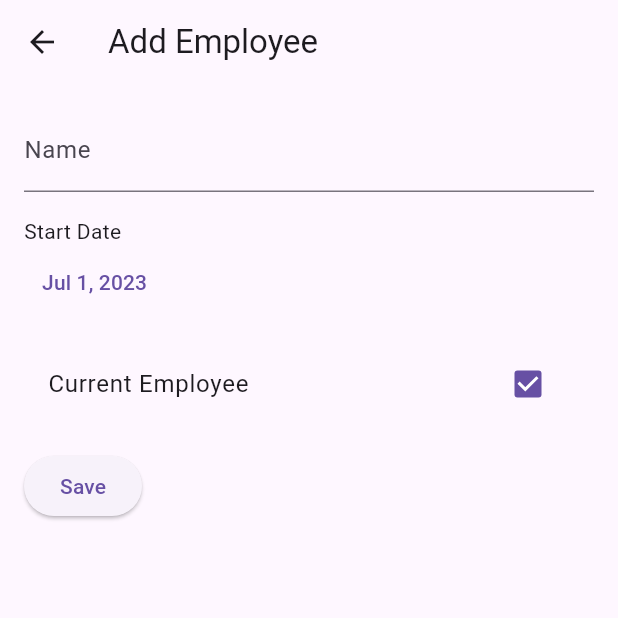
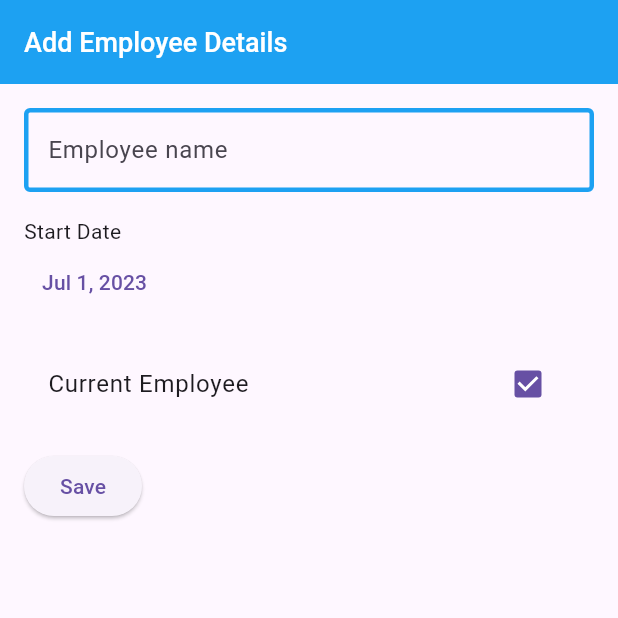
Before and after one commit to shalini-jeyra/real_innov, a Flutter app: the screen it shows after launch, after a tap on the "add" icon, on a phone screen of 412 x 824 dp, the top half of it. Run offline on Flutter 3.47's test engine with Material 2 defaults, Android fonts, the light colour scheme and no system bars; our stand-ins replace bloc, equatable, flutter_bloc, google_fonts, hive, hive_flutter; accounts and stored records are empty.

Commit message:
Add loadblocstate

```diff
--- /dev/null
+++ b/lib/bloc/employee_bloc.dart
@@ -0,0 +1,86 @@
+import 'package:bloc/bloc.dart';
+import 'package:equatable/equatable.dart';
+import 'package:meta/meta.dart';
+
+import '../models/employee.dart';
+import '../services/employee_service.dart';
+
+part 'employee_event.dart';
+part 'employee_state.dart';
+
+
+
+class EmployeeBloc extends Bloc<EmployeeEvent, EmployeeState> {
+  final EmployeeService database = EmployeeService();
+
+  EmployeeBloc() : super(EmployeeLoadingState()) {
+    on<LoadEmployeeEvent>(_mapLoadEmployeeEventToState);
+    on<AddEmployeeEvent>(_mapAddEmployeeEventToState);
+    on<UpdateEmployeeEvent>(_mapUpdateEmployeeEventToState);
+    on<DeleteEmployeeEvent>(_mapDeleteEmployeeEventToState);
+  }
+
+  Future<void> _mapLoadEmployeeEventToState(
+    LoadEmployeeEvent event,
+    Emitter<EmployeeState> emit,
+  ) async {
+    emit(EmployeeLoadingState());
+    try {
+      await database.open();
+      final employees = await database.getEmployees();
+      emit(EmployeeLoadedState(employees));
+    } catch (e) {
+      emit(EmployeeErrorState('Failed to load employees'));
+    }
+  }
+
+  Future<void> _mapAddEmployeeEventToState(
+    AddEmployeeEvent event,
+    Emitter<EmployeeState> emit,
+  ) async {
+    emit(EmployeeLoadingState());
+    try {
+
+      await database.addEmployee(event.employee);
+      final employees = await database.getEmployees();
+      print(employees);
+      emit(EmployeeLoadedState(employees));
+    } catch (e) {
+      emit(EmployeeErrorState('Failed to add employee'));
+    }
+  }
+
+  Future<void> _mapUpdateEmployeeEventToState(
+    UpdateEmployeeEvent event,
+    Emitter<EmployeeState> emit,
+  ) async {
+    emit(EmployeeLoadingState());
+    try {
+      await database.updateEmployee(event.employee);
+      final employees = await database.getEmployees();
+      emit(EmployeeLoadedState(employees));
+    } catch (e) {
+      emit(EmployeeErrorState('Failed to update employee'));
+    }
+  }
+
+  Future<void> _mapDeleteEmployeeEventToState(
+    DeleteEmployeeEvent event,
+    Emitter<EmployeeState> emit,
+  ) async {
+    emit(EmployeeLoadingState());
+    try {
+      await database.deleteEmployee(event.employee);
+      final employees = await database.getEmployees();
+      emit(EmployeeLoadedState(employees));
+    } catch (e) {
+      emit(EmployeeErrorState('Failed to delete employee'));
+    }
+  }
+
+  @override
+  Future<void> close() async {
+    await database.close();
+    super.close();
+  }
+}
--- /dev/null
+++ b/lib/bloc/employee_event.dart
@@ -0,0 +1,39 @@
+part of 'employee_bloc.dart';
+
+@immutable
+
+abstract class EmployeeEvent extends Equatable {
+  const EmployeeEvent();
+
+  @override
+  List<Object?> get props => [];
+}
+
+class LoadEmployeeEvent extends EmployeeEvent {}
+
+class AddEmployeeEvent extends EmployeeEvent {
+  final Employee employee;
+
+  AddEmployeeEvent(this.employee);
+
+  @override
+  List<Object?> get props => [employee];
+}
+
+class UpdateEmployeeEvent extends EmployeeEvent {
+  final Employee employee;
+
+  UpdateEmployeeEvent(this.employee);
+
+  @override
+  List<Object?> get props => [employee];
+}
+
+class DeleteEmployeeEvent extends EmployeeEvent {
+  final Employee employee;
+
+  DeleteEmployeeEvent(this.employee);
+
+  @override
+  List<Object?> get props => [employee];
+}
--- /dev/null
+++ b/lib/bloc/employee_state.dart
@@ -0,0 +1,30 @@
+part of 'employee_bloc.dart';
+
+@immutable
+
+abstract class EmployeeState extends Equatable {
+  const EmployeeState();
+
+  @override
+  List<Object?> get props => [];
+}
+
+class EmployeeLoadingState extends EmployeeState {}
+
+class EmployeeLoadedState extends EmployeeState {
+  final List<Employee> employees;
+
+  EmployeeLoadedState(this.employees);
+
+  @override
+  List<Object?> get props => [employees];
+}
+
+class EmployeeErrorState extends EmployeeState {
+  final String errorMessage;
+
+  EmployeeErrorState(this.errorMessage);
+
+  @override
+  List<Object?> get props => [errorMessage];
+}
--- a/lib/main.dart
+++ b/lib/main.dart
@@ -4,11 +4,14 @@ import 'package:real_innov/pages/pages.dart';
 import 'package:hive_flutter/hive_flutter.dart';
 import 'package:hive/hive.dart';
 
-import 'services/employee_bloc_service.dart';
+import 'bloc/employee_bloc.dart';
+import 'models/employee.dart';
 
-void main()async {
+void main() async {
   WidgetsFlutterBinding.ensureInitialized();
   await Hive.initFlutter();
+  Hive.registerAdapter(EmployeeAdapter());
+
   runApp(const MyApp());
 }
 
@@ -17,17 +20,14 @@ class MyApp extends StatelessWidget {
 
   @override
   Widget build(BuildContext context) {
-    return MaterialApp(
-      debugShowCheckedModeBanner: false,
-      theme: ThemeData(
-
-        useMaterial3: true,
-
-      ),
-      home: BlocProvider(
-      create: (context) => EmployeeBloc(), child: EmployeeListPage( ),
-      )
-
-    );
+    return BlocProvider(
+        create: (context) => EmployeeBloc(),
+        child: MaterialApp(
+          debugShowCheckedModeBanner: false,
+          theme: ThemeData(
+            useMaterial3: true,
+          ),
+          home: EmployeeListPage(),
+        ));
   }
 }
--- a/lib/pages/add_employee_details_page/add_employee_details_page.dart
+++ b/lib/pages/add_employee_details_page/add_employee_details_page.dart
@@ -1,9 +1,10 @@
 import 'package:flutter/material.dart';
 import 'package:flutter_bloc/flutter_bloc.dart';
 import 'package:intl/intl.dart';
+import 'package:real_innov/styles/styles.dart';
 
+import '../../bloc/employee_bloc.dart';
 import '../../models/employee.dart';
-import '../../services/employee_bloc_service.dart';
 
 class AddEmployeeDetailsPage extends StatefulWidget {
   @override
@@ -47,7 +48,12 @@ class _AddEmployeeDetailsPageState extends State<AddEmployeeDetailsPage> {
   @override
   Widget build(BuildContext context) {
     return Scaffold(
-      appBar: AppBar(title: Text('Add Employee')),
+      appBar: AppBar(backgroundColor: AppColor.secondaryColor,
+      automaticallyImplyLeading: false,
+        title: Text(
+          'Add Employee Details',
+          style: HeaderFonts.primaryText,
+        ),),
       body: Padding(
         padding: EdgeInsets.all(16),
         child: Form(
@@ -57,7 +63,10 @@ class _AddEmployeeDetailsPageState extends State<AddEmployeeDetailsPage> {
             children: [
               TextFormField(
                 controller: _nameController,
-                decoration: InputDecoration(labelText: 'Name'),
+                decoration: InputDecoration(enabledBorder: OutlineInputBorder( //<-- SEE HERE
+      borderSide: BorderSide(
+          width: 3, color: AppColor.secondaryColor),
+    ),labelText: 'Employee name'),
                 validator: (value) {
                   if (value == null || value.isEmpty) {
                     return 'Please enter a name';
--- a/lib/pages/employee_list_page/employee_list_page.dart
+++ b/lib/pages/employee_list_page/employee_list_page.dart
@@ -4,13 +4,30 @@ import 'package:intl/intl.dart';
 import 'package:real_innov/pages/pages.dart';
 import 'package:real_innov/styles/styles.dart';
 
-import '../../services/employee_bloc_service.dart';
+import '../../bloc/employee_bloc.dart';
 
-class EmployeeListPage extends StatelessWidget {
+class EmployeeListPage extends StatefulWidget {
   const EmployeeListPage({
     super.key,
   });
 
+  @override
+  State<EmployeeListPage> createState() => _EmployeeListPageState();
+}
+
+class _EmployeeListPageState extends State<EmployeeListPage> {
+  EmployeeBloc employeeBloc=EmployeeBloc();
+  @override
+  void initState() {
+    super.initState();
+    employeeBloc.add(LoadEmployeeEvent());
+
+  }
+    @override
+  void dispose() {
+    employeeBloc.close();
+    super.dispose();
+  }
   @override
   Widget build(BuildContext context) {
     return Scaffold(
@@ -22,13 +39,16 @@ class EmployeeListPage extends StatelessWidget {
         ),
       ),
       body: BlocBuilder<EmployeeBloc, EmployeeState>(
+        bloc: employeeBloc,
           builder: (context, state) {
+
             if (state is EmployeeLoadingState) {
               return Center(child: CircularProgressIndicator());
             } else if (state is EmployeeLoadedState) {
               final employees = state.employees;
+
               if (employees.isEmpty) {
-          return    Center(
+                return Center(
                   child: Image.asset(
                     'assets/not_found.png',
                   ),
@@ -61,8 +81,13 @@ class EmployeeListPage extends StatelessWidget {
         ),
         floatingActionButton: FloatingActionButton(
           backgroundColor: ButtonColor.primaryColor,
-        onPressed: (){
-          Navigator.push(context, MaterialPageRoute(builder: (BuildContext context)=>AddEmployeeDetailsPage()));
+          onPressed: () {
+            Navigator.push(
+              context,
+              MaterialPageRoute(
+                builder: (BuildContext context) => AddEmployeeDetailsPage(),
+              ),
+            );
           },
           tooltip: 'Add employee details',
           child: const Icon(
@@ -70,6 +95,8 @@ class EmployeeListPage extends StatelessWidget {
             color: IconColor.primaryColor,
           ),
         ),
+
+
     );
   }
 }
--- a/lib/services/employee_bloc_service.dart
+++ /dev/null
@@ -1,139 +0,0 @@
-
-import 'package:equatable/equatable.dart';
-import 'package:flutter_bloc/flutter_bloc.dart';
-import 'package:real_innov/services/employee_service.dart';
-
-import '../models/employee.dart';
-
-abstract class EmployeeEvent extends Equatable {
-  const EmployeeEvent();
-
-  @override
-  List<Object?> get props => [];
-}
-
-class LoadEmployeeEvent extends EmployeeEvent {}
-
-class AddEmployeeEvent extends EmployeeEvent {
-  final Employee employee;
-
-  AddEmployeeEvent(this.employee);
-
-  @override
-  List<Object?> get props => [employee];
-}
-
-class UpdateEmployeeEvent extends EmployeeEvent {
-  final Employee employee;
-
-  UpdateEmployeeEvent(this.employee);
-
-  @override
-  List<Object?> get props => [employee];
-}
-
-class DeleteEmployeeEvent extends EmployeeEvent {
-  final Employee employee;
-
-  DeleteEmployeeEvent(this.employee);
-
-  @override
-  List<Object?> get props => [employee];
-}
-
-abstract class EmployeeState extends Equatable {
-  const EmployeeState();
-
-  @override
-  List<Object?> get props => [];
-}
-
-class EmployeeLoadingState extends EmployeeState {}
-
-class EmployeeLoadedState extends EmployeeState {
-  final List<Employee> employees;
-
-  EmployeeLoadedState(this.employees);
-
-  @override
-  List<Object?> get props => [employees];
-}
-
-class EmployeeErrorState extends EmployeeState {
-  final String errorMessage;
-
-  EmployeeErrorState(this.errorMessage);
-
-  @override
-  List<Object?> get props => [errorMessage];
-}
-
-class EmployeeBloc extends Bloc<EmployeeEvent, EmployeeState> {
-  final EmployeeService database = EmployeeService();
-
-  EmployeeBloc() : super(EmployeeLoadingState()) {
-    add(LoadEmployeeEvent());
-  }
-
-  Stream<EmployeeState> mapEventToState(EmployeeEvent event) async* {
-    if (event is LoadEmployeeEvent) {
-      yield* _mapLoadEmployeeEventToState();
-    } else if (event is AddEmployeeEvent) {
-      yield* _mapAddEmployeeEventToState(event.employee);
-    } else if (event is UpdateEmployeeEvent) {
-      yield* _mapUpdateEmployeeEventToState(event.employee);
-    } else if (event is DeleteEmployeeEvent) {
-      yield* _mapDeleteEmployeeEventToState(event.employee);
-    }
-  }
-
-  Stream<EmployeeState> _mapLoadEmployeeEventToState() async* {
-    yield EmployeeLoadingState();
-    try {
-      await database.open();
-      final employees = await database.getEmployees();
-      yield EmployeeLoadedState(employees);
-    } catch (e) {
-      yield EmployeeErrorState('Failed to load employees');
-    }
-  }
-
-  Stream<EmployeeState> _mapAddEmployeeEventToState(Employee employee) async* {
-    yield EmployeeLoadingState();
-    try {
-      await database.addEmployee(employee);
-      final employees = await database.getEmployees();
-      yield EmployeeLoadedState(employees);
-    } catch (e) {
-      yield EmployeeErrorState('Failed to add employee');
-    }
-  }
-
-  Stream<EmployeeState> _mapUpdateEmployeeEventToState(Employee employee) async* {
-    yield EmployeeLoadingState();
-    try {
-      await database.updateEmployee(employee);
-      final employees = await database.getEmployees();
-      yield EmployeeLoadedState(employees);
-    } catch (e) {
-      yield EmployeeErrorState('Failed to update employee');
-    }
-  }
-
-  Stream<EmployeeState> _mapDeleteEmployeeEventToState(Employee employee) async* {
-    yield EmployeeLoadingState();
-    try {
-      await database.deleteEmployee(employee);
-      final employees = await database.getEmployees();
-      yield EmployeeLoadedState(employees);
-    } catch (e) {
-      yield EmployeeErrorState('Failed to delete employee');
-    }
-  }
-
-  @override
-  Future<void> close() async {
-    await database.close();
-    super.close();
-  }
-}
--- a/lib/services/employee_service.dart
+++ b/lib/services/employee_service.dart
@@ -19,6 +19,7 @@ class EmployeeService {
   }
 
   Future<void> addEmployee(Employee employee) async {
+    print('----------------------$employee');
     final box = _getBox();
     await box.add(employee);
   }
--- a/lib/styles/box_borders.dart
+++ b/lib/styles/box_borders.dart
@@ -1,7 +1,4 @@
 part of styles;
 class BoxBorders {
-  static final BorderRadius primaryBoxBorders = BorderRadius.circular(20);
-  static final BorderRadius secondaryBoxBorder = BorderRadius.circular(10);
-  static final BorderRadius ternaryBoxBorder = BorderRadius.circular(5);
-  static final BorderRadius quaternaryBoxBorder = BorderRadius.circular(25);
+  static final BorderRadius primaryBoxBorders = BorderRadius.circular(4);
 }
```
Lines whose indentation alone changed are shown as unchanged.
